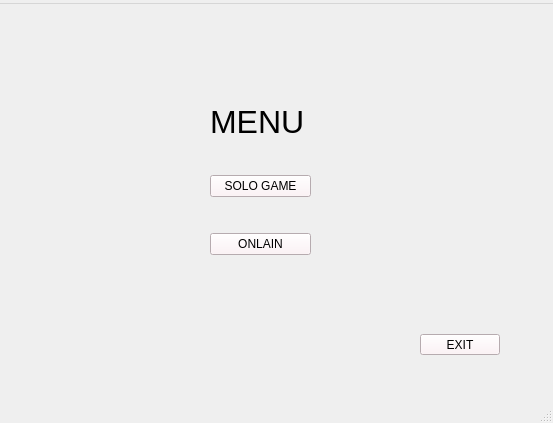
This is menu.ui in ArcasHH/Project as Qt 5 draws it before an edit. The edited form follows.
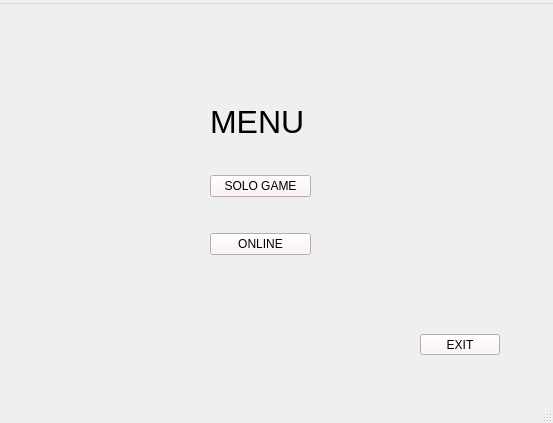
This is the edited form.

Commit message:
default init. close condition.
default initialization of index set to 42.
After defeat/win message window closes.
typos fix

Diff of the .ui file:
```diff
--- a/menu.ui
+++ b/menu.ui
@@ -103,7 +103,7 @@
         <string notr="true">background-color: rgb(255, 240, 245);</string>
        </property>
        <property name="text">
-        <string>ONLAIN</string>
+        <string>ONLINE</string>
        </property>
       </widget>
      </item>
```
The commit also changes 2 other files.
